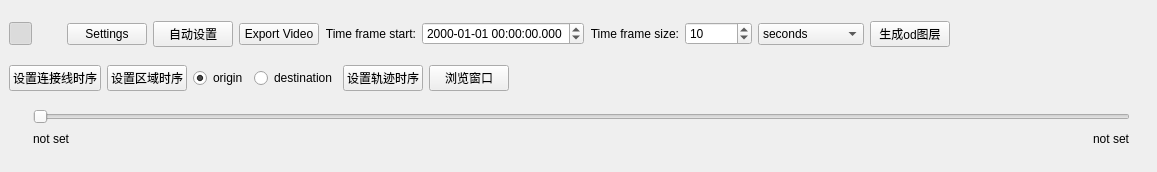
Above: dockwidget2.ui from haocdp/TimeManager before the change. Below: the same form after it.
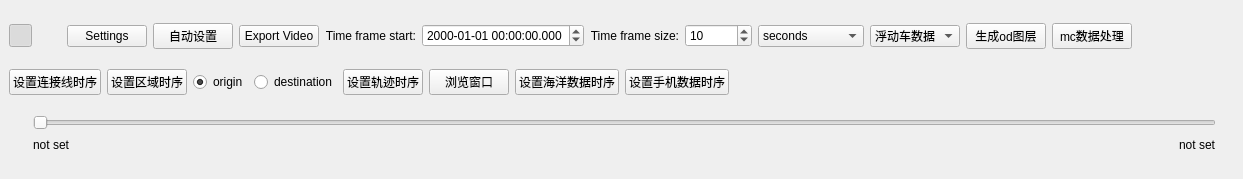
That is the form after the change. Icons and pictures are not drawn.

What changed in the file:
```diff
--- a/dockwidget2.ui
+++ b/dockwidget2.ui
@@ -6,8 +6,8 @@
    <rect>
     <x>0</x>
     <y>0</y>
-    <width>1157</width>
-    <height>172</height>
+    <width>1243</width>
+    <height>179</height>
    </rect>
   </property>
   <property name="sizePolicy">
@@ -19,7 +19,7 @@
   <property name="minimumSize">
    <size>
     <width>1157</width>
-    <height>172</height>
+    <height>179</height>
    </size>
   </property>
   <property name="windowTitle">
@@ -253,6 +253,25 @@
         </item>
        </widget>
       </item>
+      <item>
+       <widget class="QComboBox" name="comboBoxSelectMode">
+        <item>
+         <property name="text">
+          <string>浮动车数据</string>
+         </property>
+        </item>
+        <item>
+         <property name="text">
+          <string>海洋数据</string>
+         </property>
+        </item>
+        <item>
+         <property name="text">
+          <string>手机数据</string>
+         </property>
+        </item>
+       </widget>
+      </item>
       <item>
        <widget class="QPushButton" name="pushButtonOdAnalysis">
         <property name="text">
@@ -260,6 +279,13 @@
         </property>
        </widget>
       </item>
+      <item>
+       <widget class="QPushButton" name="pushButton_mc">
+        <property name="text">
+         <string>mc数据处理</string>
+        </property>
+       </widget>
+      </item>
       <item>
        <spacer name="horizontalSpacer_2">
         <property name="orientation">
@@ -325,6 +351,20 @@
         </property>
        </widget>
       </item>
+      <item>
+       <widget class="QPushButton" name="pushButtonMarineOD">
+        <property name="text">
+         <string>设置海洋数据时序</string>
+        </property>
+       </widget>
+      </item>
+      <item>
+       <widget class="QPushButton" name="pushButtonPhone">
+        <property name="text">
+         <string>设置手机数据时序</string>
+        </property>
+       </widget>
+      </item>
       <item>
        <spacer name="horizontalSpacer_3">
         <property name="orientation">
```
Left out of the diff: 2 changed lines with no effect on the pictures.
